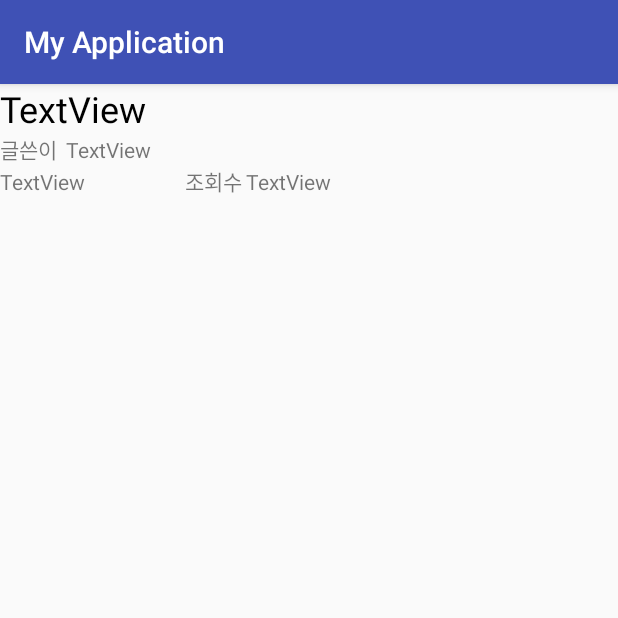
After one commit to ehd6481/Pjt_SW, an Android app: the ItemView screen opened directly, with no data from a screen before it, on a phone screen of 412 x 824 dp, the top half of it. The commit adds this screen. Run offline under Robolectric (Android 15) with nearby library versions, the phone set to English and light mode, and no system bars.

Commit message:
to do item view

```diff
--- /dev/null
+++ b/app/src/main/java/kr/ac/gnu/yg398/myapplication/ItemView.java
@@ -0,0 +1,19 @@
+package kr.ac.gnu.yg398.myapplication;
+
+import android.os.Bundle;
+import android.support.v7.app.AppCompatActivity;
+import android.widget.TextView;
+
+public class ItemView extends AppCompatActivity{
+    private TextView textViewSubject;
+    private TextView textViewNick;
+    private TextView textViewDate;
+    private TextView textViewHits;
+
+    protected void onCreate(Bundle savedInstanceState)
+    {
+        super.onCreate(savedInstanceState);
+        setContentView(R.layout.item_view);
+
+    }
+}
--- /dev/null
+++ b/app/src/main/res/layout/item_view.xml
@@ -0,0 +1,63 @@
+<?xml version="1.0" encoding="utf-8"?>
+<LinearLayout xmlns:android="http://schemas.android.com/apk/res/android"
+    xmlns:tools="http://schemas.android.com/tools"
+    android:layout_width="match_parent"
+    android:layout_height="match_parent"
+    android:orientation="vertical">
+
+    <TextView
+        android:id="@+id/textViewSub"
+        android:layout_width="match_parent"
+        android:layout_height="wrap_content"
+        android:text="TextView"
+        android:textColor="#000000"
+        android:textSize="24sp" />
+
+    <LinearLayout
+        android:layout_width="218dp"
+        android:layout_height="wrap_content"
+        android:orientation="horizontal">
+
+        <TextView
+            android:id="@+id/textView4"
+            android:layout_width="0dp"
+            android:layout_height="wrap_content"
+            android:layout_weight="1"
+            android:text="글쓴이" />
+
+        <TextView
+            android:id="@+id/textViewNIck"
+            android:layout_width="129dp"
+            android:layout_height="wrap_content"
+            android:layout_weight="1"
+            android:text="TextView" />
+    </LinearLayout>
+
+    <LinearLayout
+        android:layout_width="332dp"
+        android:layout_height="wrap_content"
+        android:orientation="horizontal">
+
+        <TextView
+            android:id="@+id/textViewDate"
+            android:layout_width="121dp"
+            android:layout_height="wrap_content"
+            android:layout_weight="1"
+            android:text="TextView" />
+
+        <TextView
+            android:id="@+id/textView8"
+            android:layout_width="wrap_content"
+            android:layout_height="wrap_content"
+            android:layout_weight="1"
+            android:text="조회수" />
+
+        <TextView
+            android:id="@+id/textViewHits"
+            android:layout_width="165dp"
+            android:layout_height="wrap_content"
+            android:layout_weight="1"
+            android:text="TextView" />
+    </LinearLayout>
+
+</LinearLayout>
--- a/app/src/main/res/layout/write.xml
+++ b/app/src/main/res/layout/write.xml
@@ -33,7 +33,7 @@
                 android:layout_height="wrap_content"
                 android:layout_weight="1"
                 android:ems="10"
-                android:inputType="textPersonName" />
+                android:inputType="numberSigned" />
 
         </LinearLayout>
 
--- a/build.gradle
+++ b/build.gradle
@@ -7,7 +7,7 @@ buildscript {
         jcenter()
     }
     dependencies {
-        classpath 'com.android.tools.build:gradle:3.0.1'
+        classpath 'com.android.tools.build:gradle:3.1.2'
 
 
         // NOTE: Do not place your application dependencies here; they belong
```
Also changed, not shown: app/src/main/AndroidManifest.xml (+10 -0 lines), app/src/main/java/kr/ac/gnu/yg398/myapplication/MainActivity.java (+9 -1 lines), app/src/main/java/kr/ac/gnu/yg398/myapplication/boardList.java (added, +154 -0 lines), app/src/main/res/layout/activity_main.xml (+18 -4 lines), app/src/main/res/layout/board_list.xml (added, +29 -0 lines), app/src/main/res/layout/board_list_item.xml (added, +97 -0 lines), gradle/wrapper/gradle-wrapper.properties.
